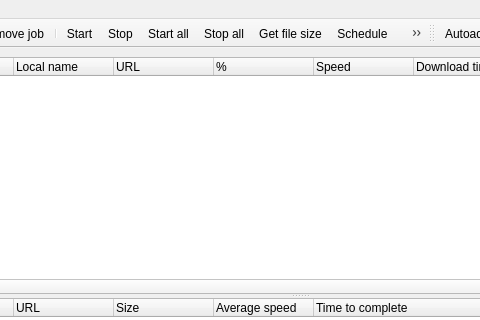
Before: the Qt Designer form src/plugins/http/mainwindow.ui in 0xd34df00d/leechcraft, drawn with Qt 5; both pictures show x 96 to 576 and y 0 to 320 of the 792 by 566 pixel window.
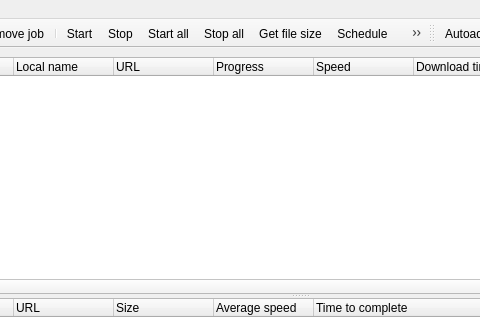
After: the same form once the commit is applied. Icons and pictures are not drawn. Custom widgets are drawn as their Qt base class.

Patch:
```diff
--- a/src/plugins/http/mainwindow.ui
+++ b/src/plugins/http/mainwindow.ui
@@ -61,7 +61,7 @@
        </column>
        <column>
         <property name="text" >
-         <string>%</string>
+         <string>Progress</string>
         </property>
        </column>
        <column>
```
